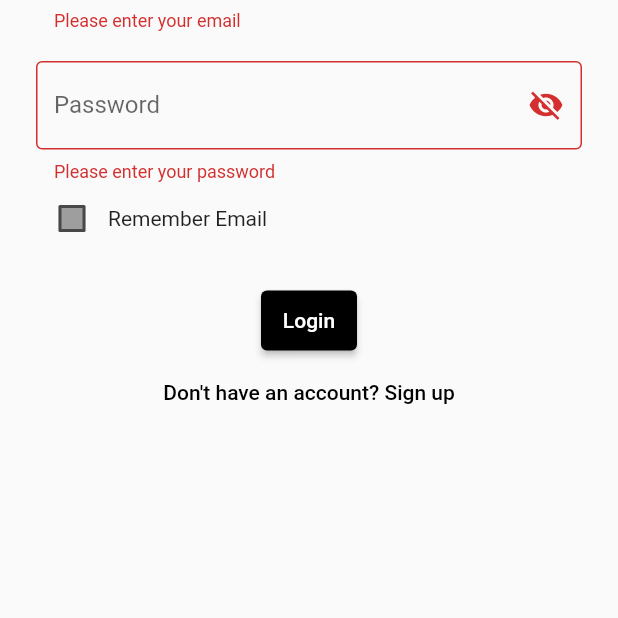
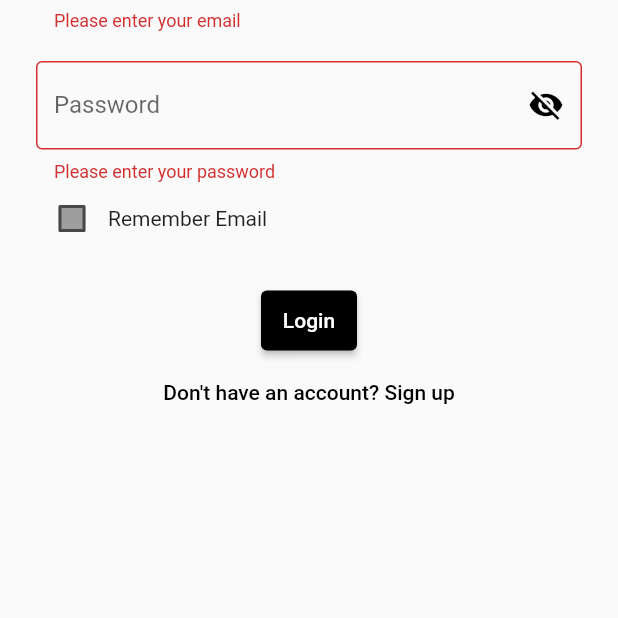
Before and after one commit to alecmartens/sports-app, a Flutter app: the screen it shows after launch, after a tap on "Login", on a phone screen of 412 x 824 dp, the part 599-1217 px from its top. Run offline on Flutter 3.47's test engine with Material 2 defaults, Android fonts, the light colour scheme and no system bars; our stand-ins replace carousel_slider, firebase_auth, firebase_core; accounts and stored records are empty.

Commit message:
Fixed coloring on login page

```diff
--- a/lib/themes/app_theme.dart
+++ b/lib/themes/app_theme.dart
@@ -30,13 +30,13 @@ final ThemeData appThemeData = ThemeData(
   // Styles for OutlinedButton
   outlinedButtonTheme: OutlinedButtonThemeData(
     style: OutlinedButton.styleFrom(
-      foregroundColor: Colors.lightBlue,
-      side: BorderSide(color: Colors.lightBlue),
+      foregroundColor: Colors.black,
+      side: BorderSide(color: Colors.black),
     ),
   ),
 
   iconTheme: const IconThemeData(
-    color: Colors.black, // define the color for your icons
+    color: Colors.black, // define the color for your   s
     size: 24.0, // define the default size
   ),
 );
--- a/lib/view/app_bar.dart
+++ b/lib/view/app_bar.dart
@@ -31,7 +31,7 @@ PreferredSizeWidget topAppBar(BuildContext context) {
       ),
     ),
     leading: IconButton(
-      icon: const Icon(Icons.menu, color: Colors.lightBlue),
+      icon: const Icon(Icons.menu),
       onPressed: () {},
     ),
     actions: [
--- a/lib/view/login/password_input_field.dart
+++ b/lib/view/login/password_input_field.dart
@@ -23,10 +23,10 @@ class _PasswordInputFieldState extends State<PasswordInputField> {
         labelText: 'Password',
         border: OutlineInputBorder(),
         suffixIcon: IconButton(
+          color: Colors.black, // Explicitly set the color for IconButton
           icon: Icon(
-            _isPasswordVisible
-                ? Icons.visibility
-                : Icons.visibility_off,
+            _isPasswordVisible ? Icons.visibility : Icons.visibility_off,
+            color: Colors.black, // Explicitly set the icon color here
           ),
           onPressed: () {
             setState(() {
```
